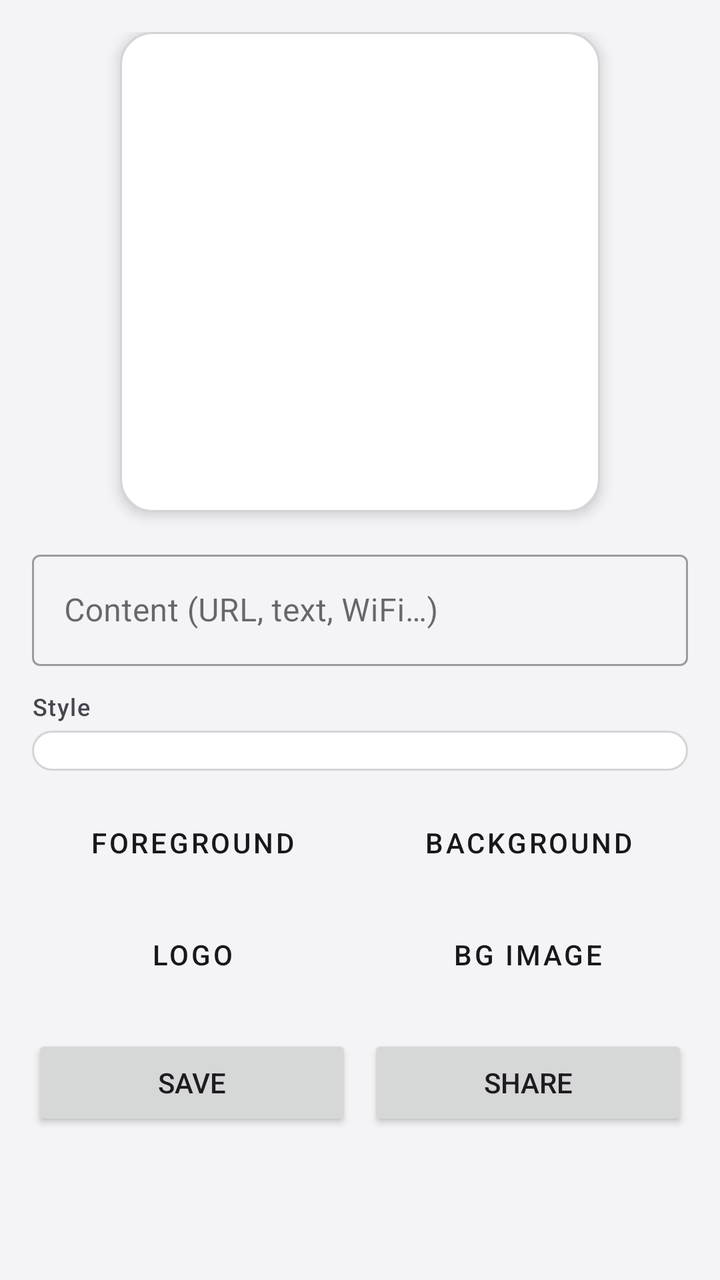
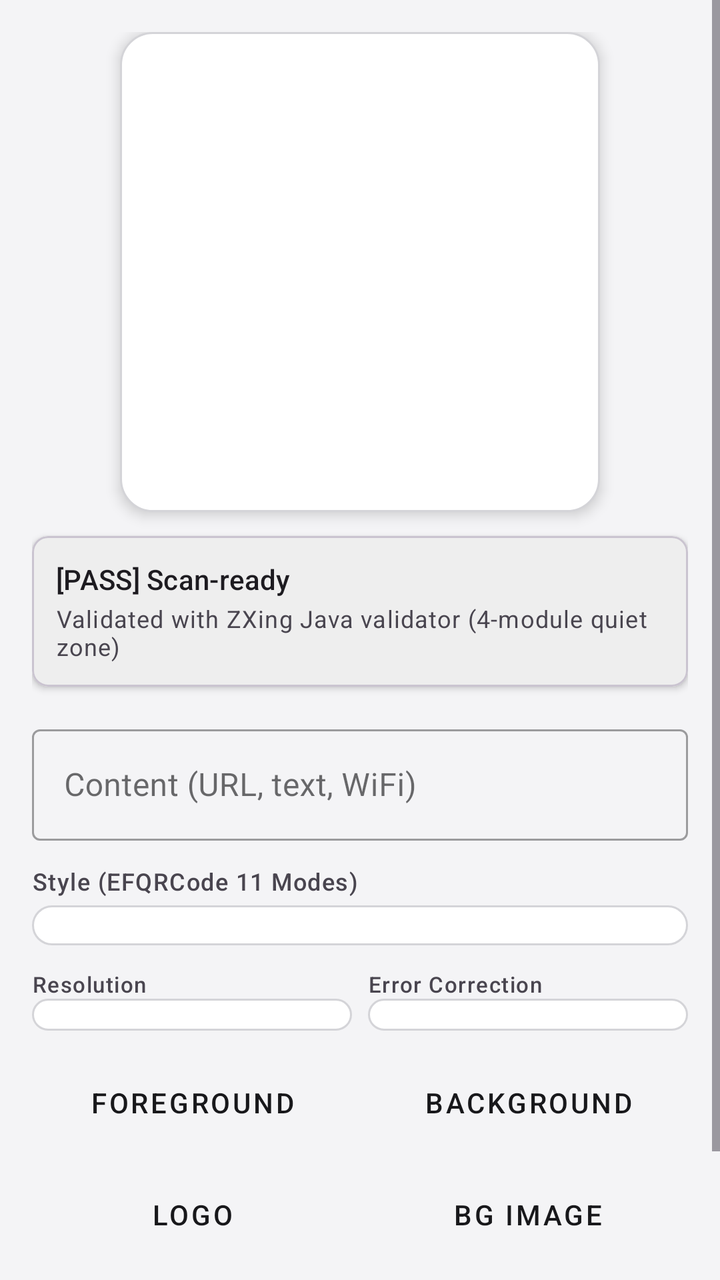

The first picture is an Android layout as it rendered before a commit; the second is the same layout after the commit. The layout source and the unified diff follow.
<!-- AndroidManifest.xml: application theme Theme.VeilFrame -->
<!-- res/layout/fragment_qr_generate.xml -->
<?xml version="1.0" encoding="utf-8"?>
<ScrollView
    xmlns:android="http://schemas.android.com/apk/res/android"
    xmlns:app="http://schemas.android.com/apk/res-auto"
    android:layout_width="match_parent"
    android:layout_height="match_parent"
    android:fillViewport="true">

    <LinearLayout
        android:layout_width="match_parent"
        android:layout_height="wrap_content"
        android:orientation="vertical"
        android:padding="16dp">

        
        <ImageView
            android:id="@+id/qr_preview_image"
            android:layout_width="240dp"
            android:layout_height="240dp"
            android:layout_gravity="center_horizontal"
            android:layout_marginBottom="16dp"
            android:background="@drawable/rounded_card_bg"
            android:elevation="4dp"
            android:scaleType="fitCenter"
            android:padding="8dp" />

        
        <com.google.android.material.textfield.TextInputLayout
            style="@style/Widget.MaterialComponents.TextInputLayout.OutlinedBox"
            android:layout_width="match_parent"
            android:layout_height="wrap_content"
            android:hint="Content (URL, text, WiFi…)">
            <com.google.android.material.textfield.TextInputEditText
                android:id="@+id/qr_content_input"
                android:layout_width="match_parent"
                android:layout_height="wrap_content"
                android:imeOptions="actionDone"
                android:inputType="text" />
        </com.google.android.material.textfield.TextInputLayout>

        <View android:layout_height="12dp" android:layout_width="match_parent" />

        
        <TextView
            android:layout_width="match_parent"
            android:layout_height="wrap_content"
            android:text="Style"
            android:textAppearance="?attr/textAppearanceLabelMedium"
            android:layout_marginBottom="4dp" />
        <Spinner
            android:id="@+id/qr_style_spinner"
            android:layout_width="match_parent"
            android:layout_height="wrap_content"
            android:background="@drawable/spinner_border_bg"
            android:padding="10dp" />

        <View android:layout_height="12dp" android:layout_width="match_parent" />

        
        <LinearLayout android:layout_width="match_parent" android:layout_height="wrap_content" android:orientation="horizontal">
            <Button
                android:id="@+id/qr_fg_color_btn"
                style="@style/Widget.MaterialComponents.Button.OutlinedButton"
                android:layout_width="0dp"
                android:layout_height="wrap_content"
                android:layout_weight="1"
                android:layout_marginEnd="8dp"
                android:text="Foreground" />
            <Button
                android:id="@+id/qr_bg_color_btn"
                style="@style/Widget.MaterialComponents.Button.OutlinedButton"
                android:layout_width="0dp"
                android:layout_height="wrap_content"
                android:layout_weight="1"
                android:text="Background" />
        </LinearLayout>

        <View android:layout_height="8dp" android:layout_width="match_parent" />

        
        <LinearLayout android:layout_width="match_parent" android:layout_height="wrap_content" android:orientation="horizontal">
            <Button
                android:id="@+id/qr_logo_btn"
                style="@style/Widget.MaterialComponents.Button.OutlinedButton"
                android:layout_width="0dp"
                android:layout_height="wrap_content"
                android:layout_weight="1"
                android:layout_marginEnd="8dp"
                android:text="Logo"
                app:icon="@drawable/ic_tab_image" />
            <Button
                android:id="@+id/qr_bg_image_btn"
                style="@style/Widget.MaterialComponents.Button.OutlinedButton"
                android:layout_width="0dp"
                android:layout_height="wrap_content"
                android:layout_weight="1"
                android:text="BG Image"
                app:icon="@drawable/ic_tab_image" />
        </LinearLayout>

        <View android:layout_height="16dp" android:layout_width="match_parent" />

        
        <LinearLayout android:layout_width="match_parent" android:layout_height="wrap_content" android:orientation="horizontal">
            <Button
                android:id="@+id/qr_save_btn"
                android:layout_width="0dp"
                android:layout_height="wrap_content"
                android:layout_weight="1"
                android:layout_marginEnd="8dp"
                android:text="Save"
                app:icon="@drawable/ic_action_save" />
            <Button
                android:id="@+id/qr_share_btn"
                android:layout_width="0dp"
                android:layout_height="wrap_content"
                android:layout_weight="1"
                android:text="Share"
                app:icon="@drawable/ic_action_share" />
        </LinearLayout>

    </LinearLayout>
</ScrollView>
<!-- resources referenced by this layout -->
<resources>
  <!-- drawable ic_action_save (drawable) -->
  <?xml version="1.0" encoding="utf-8"?>
  <vector xmlns:android="http://schemas.android.com/apk/res/android"
      android:width="20dp"
      android:height="20dp"
      android:viewportWidth="24"
      android:viewportHeight="24">
      <path
          android:fillColor="#38BDF8"
          android:pathData="M19.35,10.04C18.67,6.59 15.64,4 12,4 9.11,4 6.6,5.64 5.35,8.04 2.34,8.36 0,10.91 0,14c0,3.31 2.69,6 6,6h13c2.76,0 5,-2.24 5,-5 0,-2.64 -2.05,-4.78 -4.65,-4.96zM17,13l-5,5 -5,-5h3V9h4v4h3z"/>
  </vector>
  <!-- drawable ic_tab_image (drawable) -->
  <?xml version="1.0" encoding="utf-8"?>
  <vector xmlns:android="http://schemas.android.com/apk/res/android"
      android:width="20dp"
      android:height="20dp"
      android:viewportWidth="24"
      android:viewportHeight="24">
      <path
          android:fillColor="#38BDF8"
          android:pathData="M21,19V5c0,-1.1 -0.9,-2 -2,-2H5c-1.1,0 -2,0.9 -2,2v14c0,1.1 0.9,2 2,2h14c1.1,0 2,-0.9 2,-2zM8.5,13.5l2.5,3.01L14.5,12l4.5,6H5l3.5,-4.5z"/>
  </vector>
  <!-- drawable rounded_card_bg (drawable) -->
  <?xml version="1.0" encoding="utf-8"?>
  <shape xmlns:android="http://schemas.android.com/apk/res/android"
      android:shape="rectangle">
      <solid android:color="@color/vf_surface" />
      <corners android:radius="16dp" />
      <stroke
          android:width="1dp"
          android:color="@color/vf_surface_stroke" />
  </shape>
  <!-- drawable spinner_border_bg (drawable) -->
  <?xml version="1.0" encoding="utf-8"?>
  <shape xmlns:android="http://schemas.android.com/apk/res/android"
      android:shape="rectangle">
      <solid android:color="@color/vf_surface" />
      <corners android:radius="12dp" />
      <stroke
          android:width="1dp"
          android:color="@color/vf_surface_stroke" />
  </shape>
  <color name="vf_surface">#FFFFFF</color>
  <color name="vf_surface_stroke">#D4D4D8</color>
  <color name="vf_primary">#18181B</color>
  <color name="vf_on_primary">#FFFFFF</color>
  <color name="vf_primary_container">#E4E4E7</color>
  <color name="vf_text_primary">#09090B</color>
  <color name="vf_secondary">#52525B</color>
  <color name="vf_on_secondary">#18181B</color>
  <color name="vf_secondary_container">#E4E4E7</color>
  <color name="vf_bg_dark">#F4F4F6</color>
  <color name="vf_surface_variant">#EAEAEA</color>
  <color name="vf_text_secondary">#52525B</color>
  <style name="ThemeOverlay.VeilFrame.MaterialAlertDialog" parent="ThemeOverlay.Material3.MaterialAlertDialog">
          <item name="shapeAppearance">@style/ShapeAppearance.VeilFrame.Dialog</item>
          <item name="shapeAppearanceOverlay">@style/ShapeAppearance.VeilFrame.Dialog</item>
          <item name="colorSurface">@color/vf_surface</item>
          <item name="colorOnSurface">@color/vf_text_primary</item>
          <item name="buttonBarPositiveButtonStyle">@style/Widget.VeilFrame.Button.Pill</item>
          <item name="buttonBarNegativeButtonStyle">@style/Widget.VeilFrame.Button.Text</item>
      </style>
  <style name="ShapeAppearance.VeilFrame.Dialog" parent="ShapeAppearance.Material3.Corner.ExtraLarge">
          <item name="cornerSize">28dp</item>
      </style>
  <style name="Widget.VeilFrame.Button.Pill" parent="Widget.Material3.Button">
          <item name="shapeAppearance">@style/ShapeAppearance.VeilFrame.Pill</item>
      </style>
  <style name="Widget.VeilFrame.Button.Text" parent="Widget.Material3.Button.TextButton">
          <item name="shapeAppearance">@style/ShapeAppearance.VeilFrame.Pill</item>
      </style>
  <style name="ShapeAppearance.VeilFrame.Pill" parent="ShapeAppearance.Material3.Corner.Full">
          <item name="cornerSize">50%</item>
      </style>
  <!-- unchanged entries left out for length: 2 -->
</resources>

<!-- the commit's change to res/layout/fragment_qr_generate.xml (unified diff, before → after) -->
@@ -18,18 +18,60 @@
             android:layout_width="240dp"
             android:layout_height="240dp"
             android:layout_gravity="center_horizontal"
-            android:layout_marginBottom="16dp"
+            android:layout_marginBottom="12dp"
             android:background="@drawable/rounded_card_bg"
             android:elevation="4dp"
             android:scaleType="fitCenter"
             android:padding="8dp" />
 
         
+        <com.google.android.material.card.MaterialCardView
+            android:id="@+id/qr_scanability_card"
+            android:layout_width="match_parent"
+            android:layout_height="wrap_content"
+            android:layout_marginBottom="16dp"
+            app:cardCornerRadius="8dp"
+            app:cardElevation="2dp"
+            app:strokeWidth="1dp">
+
+            <LinearLayout
+                android:layout_width="match_parent"
+                android:layout_height="wrap_content"
+                android:orientation="vertical"
+                android:padding="12dp">
+
+                <TextView
+                    android:id="@+id/qr_scanability_status"
+                    android:layout_width="match_parent"
+                    android:layout_height="wrap_content"
+                    android:textAppearance="?attr/textAppearanceTitleSmall"
+                    android:text="[PASS] Scan-ready" />
+
+                <TextView
+                    android:id="@+id/qr_scanability_details"
+                    android:layout_width="match_parent"
+                    android:layout_height="wrap_content"
+                    android:layout_marginTop="2dp"
+                    android:textAppearance="?attr/textAppearanceBodySmall"
+                    android:text="Validated with ZXing Java validator (4-module quiet zone)" />
+
+                <Button
+                    android:id="@+id/qr_auto_repair_btn"
+                    style="@style/Widget.MaterialComponents.Button.TextButton"
+                    android:layout_width="wrap_content"
+                    android:layout_height="wrap_content"
+                    android:layout_marginTop="4dp"
+                    android:visibility="gone"
+                    android:text="Auto-Repair Design" />
+            </LinearLayout>
+        </com.google.android.material.card.MaterialCardView>
+
+        
         <com.google.android.material.textfield.TextInputLayout
             style="@style/Widget.MaterialComponents.TextInputLayout.OutlinedBox"
             android:layout_width="match_parent"
             android:layout_height="wrap_content"
-            android:hint="Content (URL, text, WiFi…)">
+            android:hint="Content (URL, text, WiFi)">
             <com.google.android.material.textfield.TextInputEditText
                 android:id="@+id/qr_content_input"
                 android:layout_width="match_parent"
@@ -44,7 +86,7 @@
         <TextView
             android:layout_width="match_parent"
             android:layout_height="wrap_content"
-            android:text="Style"
+            android:text="Style (EFQRCode 11 Modes)"
             android:textAppearance="?attr/textAppearanceLabelMedium"
             android:layout_marginBottom="4dp" />
         <Spinner
@@ -58,6 +100,48 @@
 
         
         <LinearLayout android:layout_width="match_parent" android:layout_height="wrap_content" android:orientation="horizontal">
+            <LinearLayout
+                android:layout_width="0dp"
+                android:layout_height="wrap_content"
+                android:layout_weight="1"
+                android:orientation="vertical"
+                android:layout_marginEnd="8dp">
+                <TextView
+                    android:layout_width="wrap_content"
+                    android:layout_height="wrap_content"
+                    android:text="Resolution"
+                    android:textAppearance="?attr/textAppearanceLabelSmall" />
+                <Spinner
+                    android:id="@+id/qr_resolution_spinner"
+                    android:layout_width="match_parent"
+                    android:layout_height="wrap_content"
+                    android:background="@drawable/spinner_border_bg"
+                    android:padding="8dp" />
+            </LinearLayout>
+
+            <LinearLayout
+                android:layout_width="0dp"
+                android:layout_height="wrap_content"
+                android:layout_weight="1"
+                android:orientation="vertical">
+                <TextView
+                    android:layout_width="wrap_content"
+                    android:layout_height="wrap_content"
+                    android:text="Error Correction"
+                    android:textAppearance="?attr/textAppearanceLabelSmall" />
+                <Spinner
+                    android:id="@+id/qr_ec_spinner"
+                    android:layout_width="match_parent"
+                    android:layout_height="wrap_content"
+                    android:background="@drawable/spinner_border_bg"
+                    android:padding="8dp" />
+            </LinearLayout>
+        </LinearLayout>
+
+        <View android:layout_height="12dp" android:layout_width="match_parent" />
+
+        
+        <LinearLayout android:layout_width="match_parent" android:layout_height="wrap_content" android:orientation="horizontal">
             <Button
                 android:id="@+id/qr_fg_color_btn"
                 style="@style/Widget.MaterialComponents.Button.OutlinedButton"
@@ -107,9 +191,17 @@
                 android:layout_width="0dp"
                 android:layout_height="wrap_content"
                 android:layout_weight="1"
-                android:layout_marginEnd="8dp"
-                android:text="Save"
+                android:layout_marginEnd="4dp"
+                android:text="Save PNG"
                 app:icon="@drawable/ic_action_save" />
+            <Button
+                android:id="@+id/qr_save_svg_btn"
+                style="@style/Widget.MaterialComponents.Button.OutlinedButton"
+                android:layout_width="0dp"
+                android:layout_height="wrap_content"
+                android:layout_weight="1"
+                android:layout_marginEnd="4dp"
+                android:text="Save SVG" />
             <Button
                 android:id="@+id/qr_share_btn"
                 android:layout_width="0dp"
